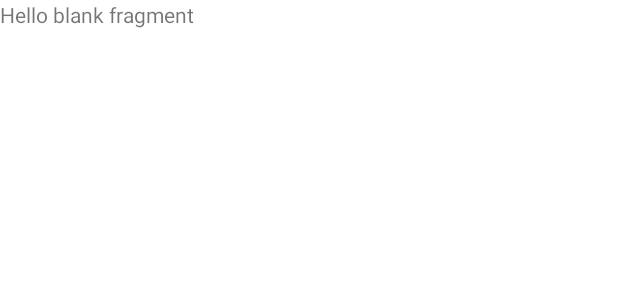
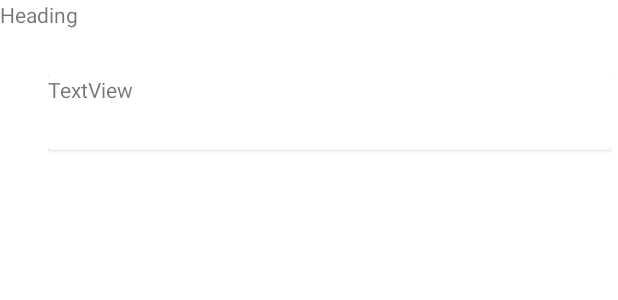
Before and after one commit to RavinduDON/Kotlin_App_Assignment01, an Android app: the layout fragment_third.xml on its own in the app's theme, with its tools: preview values and no code run, on a phone screen of 412 x 824 dp. Shown: the top 300 px of the screen. Run offline under Robolectric (Android 15) with nearby library versions, the phone set to English and light mode, and no system bars.

Commit message:
List view item added

```diff
--- a/app/src/main/res/layout/fragment_third.xml
+++ b/app/src/main/res/layout/fragment_third.xml
@@ -10,6 +10,16 @@
         android:id="@+id/title_textview"
         android:layout_width="match_parent"
         android:layout_height="match_parent"
-        android:text="@string/hello_blank_fragment" />
+        android:text="Heading" />
+    <androidx.recyclerview.widget.RecyclerView
+        android:layout_width="375dp"
+        android:layout_height="647dp"
+        android:layout_marginStart="32dp"
+        android:layout_marginTop="50dp"
+        android:layout_marginEnd="32dp"
+        android:layout_marginBottom="32dp"
+        tools:listitem="@layout/list_view_item"/>
+
+
 
 </FrameLayout>
--- /dev/null
+++ b/app/src/main/res/layout/list_view_item.xml
@@ -0,0 +1,30 @@
+<?xml version="1.0" encoding="utf-8"?>
+<FrameLayout xmlns:android="http://schemas.android.com/apk/res/android"
+    xmlns:app="http://schemas.android.com/apk/res-auto"
+    android:layout_width="match_parent"
+    android:layout_height="match_parent"
+    >
+    <androidx.cardview.widget.CardView
+        android:layout_width="match_parent"
+        android:layout_height="wrap_content"
+        android:id="@+id/list_item">
+
+        <androidx.constraintlayout.widget.ConstraintLayout
+            android:layout_width="match_parent"
+            android:layout_height="match_parent">
+
+
+            <TextView
+                android:id="@+id/textView2"
+                android:layout_width="match_parent"
+                android:layout_height="50dp"
+                android:text="TextView"
+                app:layout_constraintBottom_toBottomOf="parent"
+                app:layout_constraintEnd_toEndOf="parent"
+                app:layout_constraintStart_toStartOf="parent"
+                app:layout_constraintTop_toTopOf="parent" />
+        </androidx.constraintlayout.widget.ConstraintLayout>
+    </androidx.cardview.widget.CardView>
+
+
+</FrameLayout>
```
